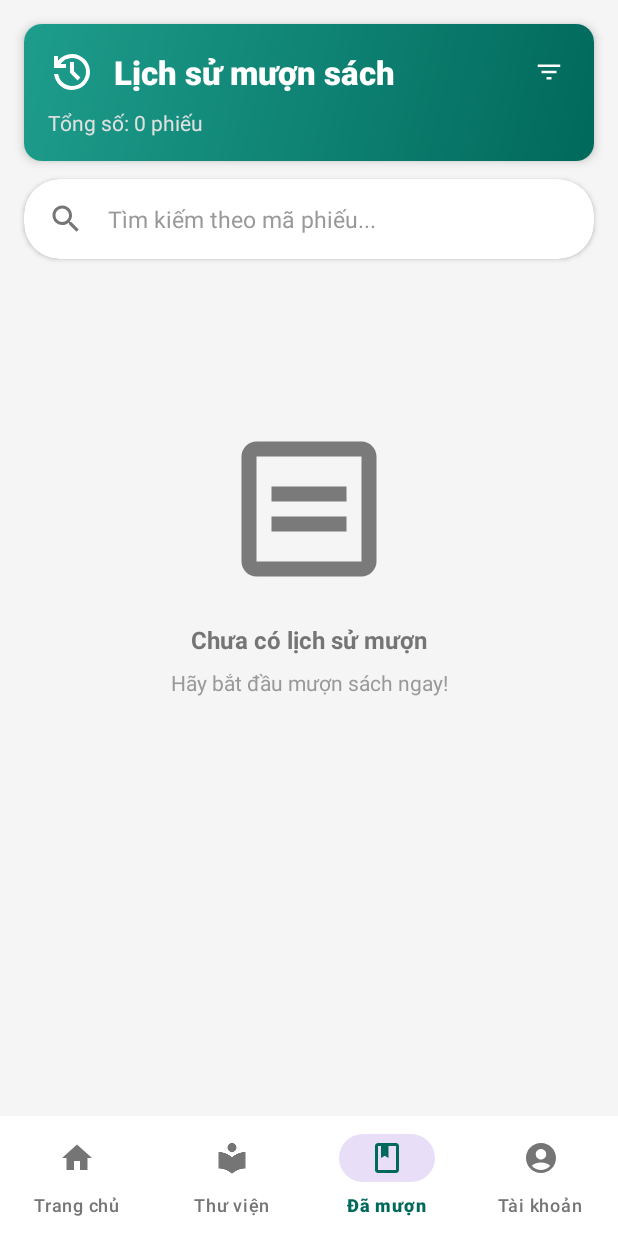
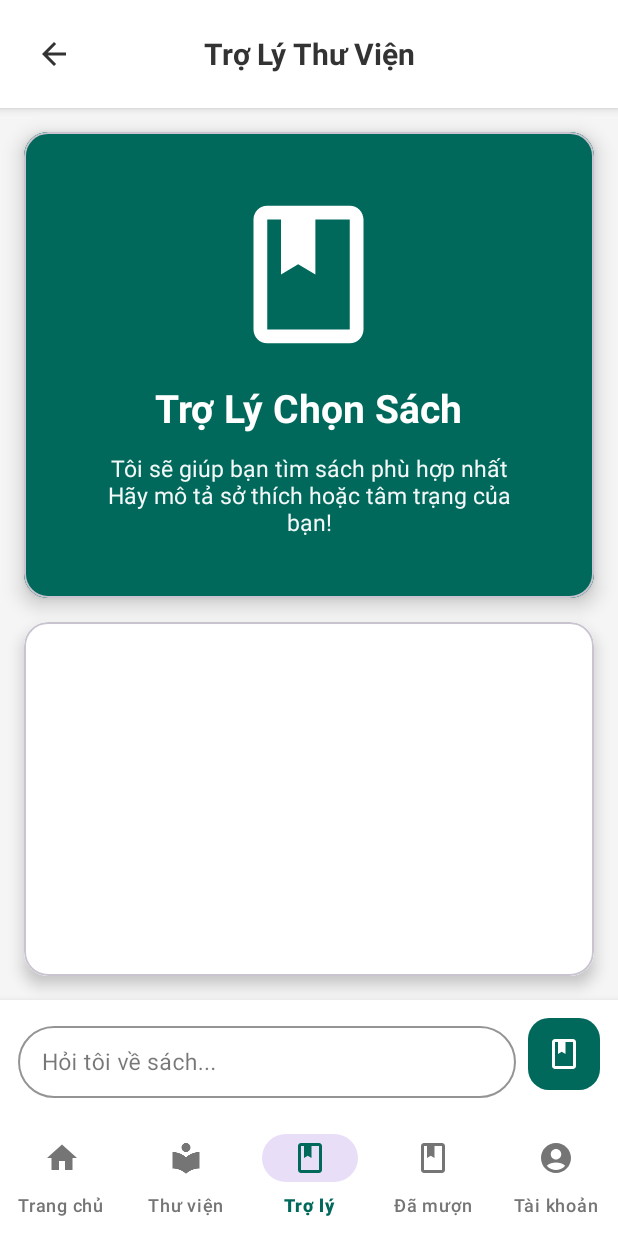
Before and after one commit to DucBEDev/DAMH-library, an Android app: the Client_dashboard screen opened directly, with no data from a screen before it, item 3 of the bottom bar chosen, on a phone screen of 412 x 824 dp. Run offline under Robolectric (Android 15) with nearby library versions, the phone set to English and light mode, and no system bars; our stand-ins replace CircleImageView; libraries missing offline, so code that uses them is left out: es.dmoral.toasty; pictures from the network do not load; 3 statements that could not run were skipped.

Commit message:
Them 2 fragment Assitant chua ghep API

```diff
--- a/app/src/main/java/com/example/damh_library/activity/client/Client_dashboard.java
+++ b/app/src/main/java/com/example/damh_library/activity/client/Client_dashboard.java
@@ -11,6 +11,7 @@ import com.example.damh_library.fragment.client.AccountFragment;
 import com.example.damh_library.fragment.client.BookListFragment;
 import com.example.damh_library.fragment.client.HomeFragment;
 import com.example.damh_library.fragment.client.CheckoutHistoryListFragment;
+import com.example.damh_library.fragment.client.LibraryAssistantFragment;
 import com.google.android.material.bottomnavigation.BottomNavigationView;
 
 public class Client_dashboard extends AppCompatActivity {
@@ -35,11 +36,14 @@ public class Client_dashboard extends AppCompatActivity {
             } else if (item.getItemId()==R.id.nav_borrowed) {
                 selectedFragment = new CheckoutHistoryListFragment();
             }
+            else if (item.getItemId()==R.id.nav_assistant) {
+                selectedFragment = new LibraryAssistantFragment();
+            }
 
             if (selectedFragment != null) {
-                getSupportFragmentManager().beginTransaction()
-                        .replace(R.id.fragmentClientDashboard, selectedFragment)
-                        .commit();
+            getSupportFragmentManager().beginTransaction()
+                    .replace(R.id.fragmentClientDashboard, selectedFragment)
+                    .commit();
             }
 
             return true;
--- /dev/null
+++ b/app/src/main/java/com/example/damh_library/fragment/client/LibraryAssistantFragment.java
@@ -0,0 +1,66 @@
+package com.example.damh_library.fragment.client;
+
+import android.os.Bundle;
+
+import androidx.fragment.app.Fragment;
+
+import android.view.LayoutInflater;
+import android.view.View;
+import android.view.ViewGroup;
+
+import com.example.damh_library.R;
+
+/**
+ * A simple {@link Fragment} subclass.
+ * Use the {@link LibraryAssistantFragment#newInstance} factory method to
+ * create an instance of this fragment.
+ */
+public class LibraryAssistantFragment extends Fragment {
+
+    // TODO: Rename parameter arguments, choose names that match
+    // the fragment initialization parameters, e.g. ARG_ITEM_NUMBER
+    private static final String ARG_PARAM1 = "param1";
+    private static final String ARG_PARAM2 = "param2";
+
+    // TODO: Rename and change types of parameters
+    private String mParam1;
+    private String mParam2;
+
+    public LibraryAssistantFragment() {
+        // Required empty public constructor
+    }
+
+    /**
+     * Use this factory method to create a new instance of
+     * this fragment using the provided parameters.
+     *
+     * @param param1 Parameter 1.
+     * @param param2 Parameter 2.
+     * @return A new instance of fragment LibraryAssistantFragment.
+     */
+    // TODO: Rename and change types and number of parameters
+    public static LibraryAssistantFragment newInstance(String param1, String param2) {
+        LibraryAssistantFragment fragment = new LibraryAssistantFragment();
+        Bundle args = new Bundle();
+        args.putString(ARG_PARAM1, param1);
+        args.putString(ARG_PARAM2, param2);
+        fragment.setArguments(args);
+        return fragment;
+    }
+
+    @Override
+    public void onCreate(Bundle savedInstanceState) {
+        super.onCreate(savedInstanceState);
+        if (getArguments() != null) {
+            mParam1 = getArguments().getString(ARG_PARAM1);
+            mParam2 = getArguments().getString(ARG_PARAM2);
+        }
+    }
+
+    @Override
+    public View onCreateView(LayoutInflater inflater, ViewGroup container,
+                             Bundle savedInstanceState) {
+        // Inflate the layout for this fragment
+        return inflater.inflate(R.layout.fragment_library_assistant, container, false);
+    }
+}
--- /dev/null
+++ b/app/src/main/res/layout/fragment_library_assistant.xml
@@ -0,0 +1,170 @@
+<?xml version="1.0" encoding="utf-8"?>
+<!-- Lưu vào res/layout/fragment_library_assistant.xml -->
+<androidx.constraintlayout.widget.ConstraintLayout xmlns:android="http://schemas.android.com/apk/res/android"
+    xmlns:app="http://schemas.android.com/apk/res-auto"
+    android:layout_width="match_parent"
+    android:layout_height="match_parent"
+    android:background="#F5F5F5">
+
+    <!-- Header -->
+    <LinearLayout
+        android:id="@+id/llHeader"
+        android:layout_width="match_parent"
+        android:layout_height="wrap_content"
+        android:orientation="horizontal"
+        android:padding="16dp"
+        android:gravity="center_vertical"
+        android:background="@android:color/white"
+        android:elevation="4dp"
+        app:layout_constraintTop_toTopOf="parent">
+
+        <ImageButton
+            android:id="@+id/btnBack"
+            android:layout_width="40dp"
+            android:layout_height="40dp"
+            android:src="@drawable/ic_arrow_back"
+            android:background="?attr/selectableItemBackgroundBorderless"
+            android:contentDescription="Quay lại"
+            app:tint="#333333" />
+
+        <TextView
+            android:layout_width="0dp"
+            android:layout_height="wrap_content"
+            android:layout_weight="1"
+            android:text="Trợ Lý Thư Viện"
+            android:textSize="20sp"
+            android:textStyle="bold"
+            android:textColor="#333333"
+            android:gravity="center"
+            android:layout_marginEnd="40dp" />
+
+    </LinearLayout>
+
+    <!-- Hero Section - Nên dùng hình ảnh trợ lý AI/chatbot đang đọc sách hoặc robot thư viện -->
+    <com.google.android.material.card.MaterialCardView
+        android:id="@+id/cardHero"
+        android:layout_width="0dp"
+        android:layout_height="wrap_content"
+        android:layout_margin="16dp"
+        app:cardCornerRadius="16dp"
+        app:cardElevation="8dp"
+        app:layout_constraintTop_toBottomOf="@id/llHeader"
+        app:layout_constraintStart_toStartOf="parent"
+        app:layout_constraintEnd_toEndOf="parent">
+
+        <LinearLayout
+            android:layout_width="match_parent"
+            android:layout_height="wrap_content"
+            android:orientation="vertical"
+            android:padding="40dp"
+            android:gravity="center"
+            android:background="@color/teal_700">
+
+            <ImageView
+                android:layout_width="110dp"
+                android:layout_height="110dp"
+                android:src="@drawable/ic_book"
+                app:tint="@android:color/white"
+                android:contentDescription="Trợ lý thư viện" />
+
+            <TextView
+                android:layout_width="wrap_content"
+                android:layout_height="wrap_content"
+                android:text="Trợ Lý Chọn Sách"
+                android:textSize="26sp"
+                android:textStyle="bold"
+                android:textColor="@android:color/white"
+                android:layout_marginTop="16dp" />
+
+            <TextView
+                android:layout_width="wrap_content"
+                android:layout_height="wrap_content"
+                android:text="Tôi sẽ giúp bạn tìm sách phù hợp nhất\nHãy mô tả sở thích hoặc tâm trạng của bạn!"
+                android:textSize="15sp"
+                android:textColor="@android:color/white"
+                android:alpha="0.95"
+                android:gravity="center"
+                android:layout_marginTop="12dp" />
+
+        </LinearLayout>
+    </com.google.android.material.card.MaterialCardView>
+
+    <!-- Chat Messages Area -->
+    <com.google.android.material.card.MaterialCardView
+        android:id="@+id/cardChat"
+        android:layout_width="0dp"
+        android:layout_height="0dp"
+        android:layout_margin="16dp"
+        android:layout_marginTop="8dp"
+        android:layout_marginBottom="8dp"
+        app:cardCornerRadius="16dp"
+        app:cardElevation="6dp"
+        app:layout_constraintTop_toBottomOf="@id/cardHero"
+        app:layout_constraintBottom_toTopOf="@id/llInput"
+        app:layout_constraintStart_toStartOf="parent"
+        app:layout_constraintEnd_toEndOf="parent">
+
+        <androidx.recyclerview.widget.RecyclerView
+            android:id="@+id/rvMessages"
+            android:layout_width="match_parent"
+            android:layout_height="match_parent"
+            android:padding="8dp"
+            android:clipToPadding="false"
+            android:scrollbars="vertical"
+            android:overScrollMode="never"
+            android:background="@android:color/white" />
+
+    </com.google.android.material.card.MaterialCardView>
+
+    <!-- Input Area -->
+    <LinearLayout
+        android:id="@+id/llInput"
+        android:layout_width="0dp"
+        android:layout_height="wrap_content"
+        android:orientation="horizontal"
+        android:padding="12dp"
+        android:background="@android:color/white"
+        android:elevation="8dp"
+        app:layout_constraintBottom_toBottomOf="parent"
+        app:layout_constraintStart_toStartOf="parent"
+        app:layout_constraintEnd_toEndOf="parent">
+
+        <com.google.android.material.textfield.TextInputLayout
+            android:layout_width="0dp"
+            android:layout_height="wrap_content"
+            android:layout_weight="1"
+            android:layout_marginEnd="8dp"
+            style="@style/Widget.MaterialComponents.TextInputLayout.OutlinedBox.Dense"
+            app:hintTextColor="#999999"
+            app:boxStrokeColor="@color/teal_700"
+            app:boxCornerRadiusBottomEnd="28dp"
+            app:boxCornerRadiusBottomStart="28dp"
+            app:boxCornerRadiusTopEnd="28dp"
+            app:boxCornerRadiusTopStart="28dp">
+
+            <com.google.android.material.textfield.TextInputEditText
+                android:id="@+id/etMessage"
+                android:layout_width="match_parent"
+                android:layout_height="wrap_content"
+                android:hint="Hỏi tôi về sách..."
+                android:textSize="15sp"
+                android:maxLines="4"
+                android:inputType="textCapSentences|textMultiLine"
+                android:imeOptions="actionSend" />
+
+        </com.google.android.material.textfield.TextInputLayout>
+
+        <!-- Nên dùng icon send (mũi tên gửi) hoặc icon microphone -->
+        <ImageButton
+            android:id="@+id/btnSend"
+            android:layout_width="48dp"
+            android:layout_height="48dp"
+            android:src="@drawable/ic_book"
+            android:background="@drawable/bg_number_badge"
+            android:contentDescription="Gửi tin nhắn"
+            app:tint="@android:color/white"
+            android:scaleType="centerInside" />
+
+    </LinearLayout>
+
+</androidx.constraintlayout.widget.ConstraintLayout>
--- a/app/src/main/res/menu/bottom_nav_menu.xml
+++ b/app/src/main/res/menu/bottom_nav_menu.xml
@@ -14,6 +14,12 @@
         android:enabled="true" />
 
     <item
+        android:id="@+id/nav_assistant"
+        android:icon="@drawable/ic_book"
+        android:title="Trợ lý"
+        android:enabled="true" />
+
+    <item
         android:id="@+id/nav_borrowed"
         android:icon="@drawable/ic_book"
         android:title="Đã mượn"
```
Also changed, not shown: app/src/main/java/com/example/damh_library/fragment/client/PdfReaderFragment.java (added, +66 -0 lines), app/src/main/res/layout/fragment_book_cart.xml (+18 -32 lines), app/src/main/res/layout/fragment_pdf_reader.xml (added, +136 -0 lines), app/src/main/res/layout/fragment_sub_cart.xml (+45 -12 lines), app/src/main/res/layout/fragment_view_book.xml (+51 -29 lines), app/src/main/res/menu/book_cart_menu.xml (added, +12 -0 lines).
